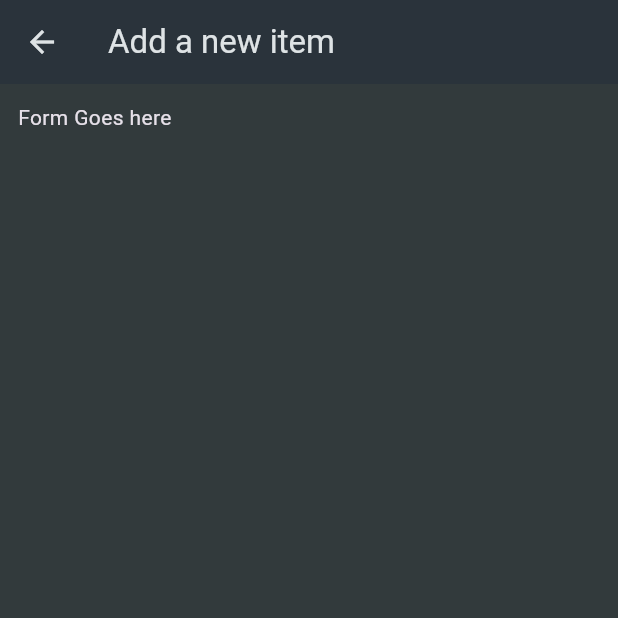
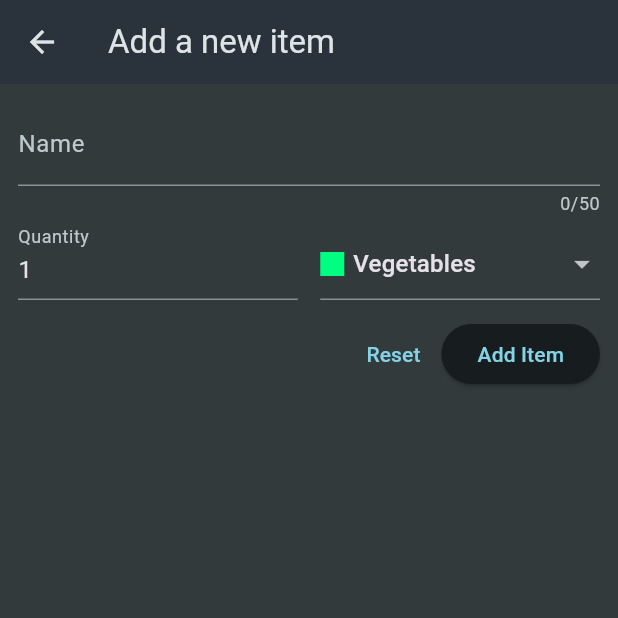
Before and after one commit to Bohemius1272/shoppinglistjerryk, a Flutter app: the NewItem screen opened directly, on a phone screen of 412 x 824 dp, the top half of it. Run offline on Flutter 3.47's test engine with Material 3 defaults, Android fonts, the phone set to English and light mode, and no system bars.

Commit message:
4/30/26 commit

```diff
--- a/lib/widgets/new_item.dart
+++ b/lib/widgets/new_item.dart
@@ -1,4 +1,6 @@
 import 'package:flutter/material.dart';
+import 'package:shoppinglistjerryk/data/categories.dart';
+import 'package:shoppinglistjerryk/models/category.dart';
 
 class NewItem extends StatefulWidget {
   const NewItem({super.key});
@@ -9,14 +11,111 @@
 }
 
 class _NewItemState extends State<NewItem> {
-  @override
+  final _formKey = GlobalKey<FormState>();
+  var _enteredName = '';
+  var _enteredQuantity = 1;
+  var _selectedCategory = categories[Categories.vegetables];
+  void _saveItem() {
+    if (_formKey.currentState!.validate()) {
+      _formKey.currentState!.save();
+      print("Name ${_enteredName}");
+      print("Quantity: ${_enteredQuantity}");
+    }
+  }
+
   Widget build(BuildContext context) {
     return Scaffold(
-      appBar: AppBar(title: const Text("Add a new item")
-      ),
-      body:Padding(
+      appBar: AppBar(title: const Text("Add a new item")),
+      body: Padding(
         padding: const EdgeInsets.all(12),
-        child:Text('Form Goes here')
+        child: Form(
+          key: _formKey,
+          child: Column(
+            children: [
+              TextFormField(
+                maxLength: 50,
+                decoration: InputDecoration(label: Text('Name')),
+                validator: (value) {
+                  if (value == null ||
+                      value.isEmpty ||
+                      value.trim().length <= 1 ||
+                      value.trim().length > 50) {
+                    return 'Name must be between 1 and 50 characters long';
+                  }
+                  return null;
+                },
+                onSaved: (value) {
+                  _enteredName = value!;
+                },
+              ),
+              Row(
+                crossAxisAlignment: CrossAxisAlignment.end,
+                children: [
+                  Expanded(
+                    child: TextFormField(
+                      decoration: InputDecoration(label: Text('Quantity')),
+                      initialValue: '1',
+                      validator: (value) {
+                        if (value == null ||
+                            value.isEmpty ||
+                            int.tryParse(value) == null ||
+                            int.tryParse(value)! <= 0) {
+                          return 'Must enter a quantity greater than 0';
+                        }
+                        return null;
+                      },
+                      onSaved: (value) {
+                        _enteredQuantity = int.parse(value!);
+                      },
+                    ),
+                  ),
+                  const SizedBox(width: 15),
+                  Expanded(
+                    child: DropdownButtonFormField(
+                      initialValue: _selectedCategory,
+                      items: [
+                        for (final category in categories.entries)
+                          DropdownMenuItem(
+                            value: category.value,
+                            child: Row(
+                              children: [
+                                Container(
+                                  width: 16,
+                                  height: 16,
+                                  color: category.value.color,
+                                ),
+                                const SizedBox(width: 6),
+                                Text(category.value.title),
+                              ],
+                            ),
+                          ),
+                      ],
+                      onChanged: (value) {
+                        setState((){
+                          _selectedCategory = value!;
+                        });
+                      },
+                    ),
+                  ),
+                ],
+              ),
+              SizedBox(height: 12),
+              Row(
+                mainAxisAlignment: MainAxisAlignment.end,
+                children: [
+                  TextButton(
+                    onPressed: () {
+                      _formKey.currentState!.reset();
+                    },
+                    child: const Text("Reset"),
+                  ),
+                  ElevatedButton(onPressed: _saveItem, child: Text("Add Item")),
+                ],
+              ),
+              //instead of TextField like before
+            ],
+          ),
+        ),
       ),
     );
   }
```
